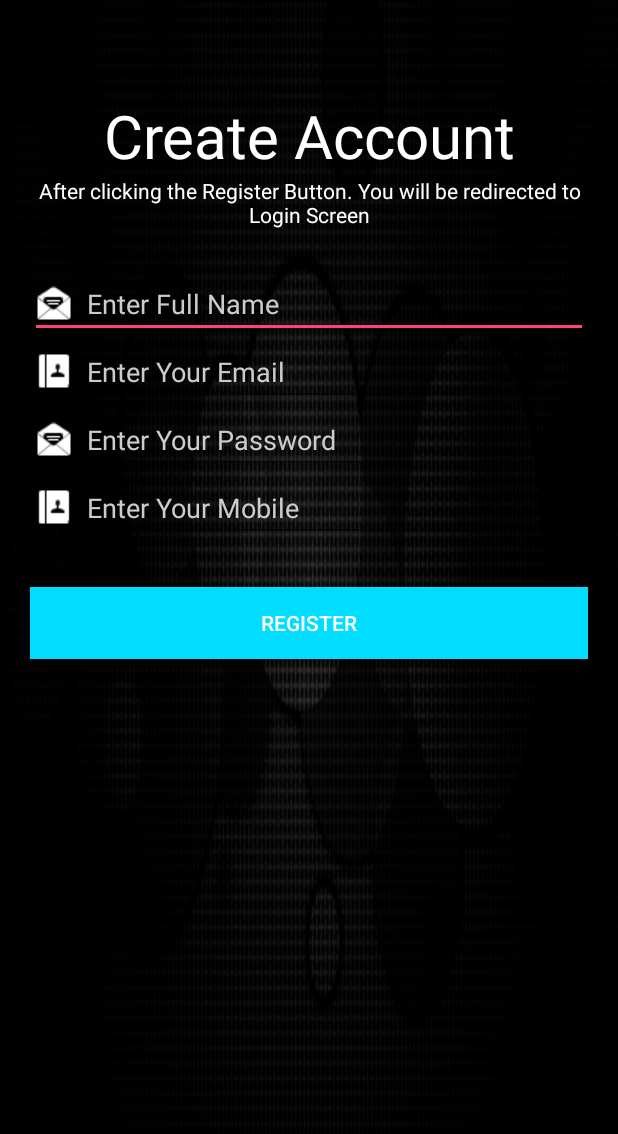
After one commit to interamaster/firebasemio, an Android app: the RegisterAccountPadre screen opened directly, with no data from a screen before it, on a phone screen of 412 x 824 dp. The commit adds this screen. Shown: the top 1134 px of the screen. Run offline under Robolectric (Android 15) with nearby library versions, the phone set to English and light mode, and no system bars; libraries missing offline, so code that uses them is left out: top.wefor.circularanim.

Commit message:
v035 añadido crearPAdreAccount sin verificaraun nada...pero ya sale

```diff
--- a/app/build.gradle
+++ b/app/build.gradle
@@ -30,11 +30,15 @@ dependencies {
     compile 'com.google.firebase:firebase-auth:9.6.1'
     compile 'com.google.firebase:firebase-database:9.6.1'
 
-    // replace {x.y.z} with the latest version.//para la animacion
+    //para la animacion
 
 
     compile 'com.github.XunMengWinter:CircularAnim:0.3.4'
     compile 'com.crystal:crystalpreloaders:1.0.0'
+
+    //para redeondear imagen
+
+    compile 'com.github.siyamed:android-shape-imageview:0.9.+@aar'
 }
 
 // Add to the bottom of the file for firebase
--- a/app/src/main/AndroidManifest.xml
+++ b/app/src/main/AndroidManifest.xml
@@ -40,7 +40,8 @@
 
         <activity android:name=".SettingsActivity" />
         <activity android:name=".NewPadreActivity" />
-        <activity android:name=".LoadinActivity"></activity>
+        <activity android:name=".LoadinActivity" />
+        <activity android:name=".RegisterAccountPadre"></activity>
     </application>
 
 </manifest>
--- a/app/src/main/java/com/mio/jrdv/firebasemio/LoadinActivity.java
+++ b/app/src/main/java/com/mio/jrdv/firebasemio/LoadinActivity.java
@@ -124,7 +124,9 @@ public class LoadinActivity extends AppCompatActivity {
 
                                    //TODO de moemnto a Main
                                   // Intent intent = new Intent(LoadinActivity.this, DashboardActivity.class);
-                                    Intent intent = new Intent(LoadinActivity.this, MainActivity.class);
+                                    //Intent intent = new Intent(LoadinActivity.this, MainActivity.class);
+                                    Intent intent = new Intent(LoadinActivity.this, RegisterAccountPadre.class);
+
 
                                     startActivity(intent);
                                     finish();
--- a/app/src/main/java/com/mio/jrdv/firebasemio/MainActivity.java
+++ b/app/src/main/java/com/mio/jrdv/firebasemio/MainActivity.java
@@ -245,8 +245,11 @@ public class MainActivity extends AppCompatActivity {
                                     try {
                                         imageBitmap = decodeFromFirebaseBase64(miPadrees.getFotoencoded64());
 
-                                        // MiFoto.setImageBitmap(imageBitmap);//no mejor redonda:
+                                        MiFoto.setImageBitmap(imageBitmap);//no mejor redonda:
 
+                                        /*
+                                        //TODO lo hago con una libreria:
+                                        https://github.com/siyamed/android-shape-imageview
 
                                         RoundedBitmapDrawable img = RoundedBitmapDrawableFactory.create(getResources(), imageBitmap);
 
@@ -259,6 +262,9 @@ public class MainActivity extends AppCompatActivity {
                                         img.setCornerRadius(Math.min(img.getMinimumWidth(), img.getMinimumHeight())/2.0f);
 
                                         MiFoto.setImageDrawable(img);
+
+                                        */
+
 
                                     } catch (IOException e) {
                                         e.printStackTrace();
--- /dev/null
+++ b/app/src/main/java/com/mio/jrdv/firebasemio/RegisterAccountPadre.java
@@ -0,0 +1,66 @@
+package com.mio.jrdv.firebasemio;
+
+import android.content.DialogInterface;
+import android.support.v7.app.ActionBar;
+import android.support.v7.app.AlertDialog;
+import android.support.v7.app.AppCompatActivity;
+import android.os.Bundle;
+import android.view.View;
+import android.widget.Button;
+import android.widget.EditText;
+
+public class RegisterAccountPadre extends AppCompatActivity {
+
+    @Override
+    protected void onCreate(Bundle savedInstanceState) {
+        super.onCreate(savedInstanceState);
+        setContentView(R.layout.activity_register_account_padre);
+        //To hide AppBar for fullscreen.
+        ActionBar ab = getSupportActionBar();
+        ab.hide();
+
+
+        //Referencing EditText widgets and Button placed inside in xml layout file
+        final EditText _txtfullname = (EditText) findViewById(R.id.txtname_reg);
+        final EditText _txtemail = (EditText) findViewById(R.id.txtemail_reg);
+        final EditText _txtpass = (EditText) findViewById(R.id.txtpass_reg);
+        final EditText _txtmobile = (EditText) findViewById(R.id.txtmobile_reg);
+        Button _btnreg = (Button) findViewById(R.id.btn_reg);
+
+        //Register Button Click Event
+        _btnreg.setOnClickListener(new View.OnClickListener() {
+            @Override
+            public void onClick(View view) {
+
+
+
+                String fullname = _txtfullname.getText().toString();
+                String email = _txtemail.getText().toString();
+                String pass = _txtpass.getText().toString();
+                String mobile = _txtmobile.getText().toString();
+
+
+                //Alert dialog after clicking the Register Account
+                final AlertDialog.Builder builder = new AlertDialog.Builder(RegisterAccountPadre.this);
+                builder.setTitle("Information");
+                builder.setMessage("Your Account is Successfully Created.");
+                builder.setPositiveButton("Okey", new DialogInterface.OnClickListener() {
+                    @Override
+                    public void onClick(DialogInterface dialogInterface, int i) {
+
+                        //Finishing the dialog and removing Activity from stack.
+                        dialogInterface.dismiss();
+                        finish();
+                    }
+                });
+
+                AlertDialog dialog = builder.create();
+                dialog.show();
+
+            }
+        });
+
+    }
+
+
+}
--- a/app/src/main/res/layout/activity_main.xml
+++ b/app/src/main/res/layout/activity_main.xml
@@ -1,6 +1,7 @@
 <?xml version="1.0" encoding="utf-8"?>
 <RelativeLayout xmlns:android="http://schemas.android.com/apk/res/android"
     xmlns:tools="http://schemas.android.com/tools"
+    xmlns:app="http://schemas.android.com/apk/res-auto"
     android:id="@+id/activity_main"
     android:layout_width="match_parent"
     android:layout_height="match_parent"
@@ -45,14 +46,17 @@
         android:text="HACER FOTO"
         android:layout_below="@+id/verhijos"
         />
-    <ImageView
+    <com.github.siyamed.shapeimageview.CircularImageView
         android:layout_width="100dp"
         android:layout_height="100dp"
         android:id="@+id/fotoIamgeview"
         android:layout_below="@+id/hacerfoto"
-
+        app:siBorderWidth="6dp"
+        app:siBorderColor="@android:color/darker_gray"
         android:scaleType="fitXY"
         />
 
 
+
+
 </RelativeLayout>
--- /dev/null
+++ b/app/src/main/res/layout/activity_register_account_padre.xml
@@ -0,0 +1,123 @@
+<RelativeLayout xmlns:android="http://schemas.android.com/apk/res/android"
+    xmlns:tools="http://schemas.android.com/tools"
+    android:layout_width="match_parent"
+    android:layout_height="match_parent"
+    tools:context="com.mio.jrdv.firebasemio.RegisterAccountPadre"
+    android:background="@drawable/fondo3">
+
+    <View
+        android:id="@+id/title"
+        android:layout_width="match_parent"
+        android:layout_height="wrap_content"
+        android:background="#000000"
+        android:alpha="0.6"
+        android:layout_alignParentTop="true" />
+
+    <EditText
+        android:layout_width="match_parent"
+        android:layout_height="wrap_content"
+        android:id="@+id/txtname_reg"
+        android:hint="Enter Full Name"
+        android:singleLine="true"
+        android:textColor="#ffffff"
+        android:drawablePadding="10dp"
+        android:textColorHint="#cccccc"
+        android:drawableLeft="@drawable/email_icon"
+        android:layout_marginLeft="20dp"
+        android:layout_marginRight="20dp"
+        android:layout_alignParentTop="true"
+        android:layout_marginTop="180dp" />
+    <EditText
+        android:layout_width="wrap_content"
+        android:layout_height="wrap_content"
+        android:inputType="textEmailAddress"
+        android:ems="10"
+        android:singleLine="true"
+        android:textColor="#ffffff"
+        android:textColorHint="#cccccc"
+        android:id="@+id/txtemail_reg"
+        android:hint="Enter Your Email"
+        android:drawablePadding="10dp"
+        android:drawableLeft="@drawable/name_icon"
+        android:layout_below="@+id/txtname_reg"
+        android:layout_alignLeft="@+id/txtname_reg"
+        android:layout_alignStart="@+id/txtname_reg"
+        android:layout_alignRight="@+id/txtname_reg"
+        android:layout_alignEnd="@+id/txtname_reg" />
+
+    <EditText
+        android:layout_width="wrap_content"
+        android:layout_height="wrap_content"
+        android:inputType="textPassword"
+        android:ems="10"
+        android:id="@+id/txtpass_reg"
+        android:hint="Enter Your Password"
+        android:singleLine="true"
+        android:textColor="#ffffff"
+        android:textColorHint="#cccccc"
+        android:drawablePadding="10dp"
+        android:drawableLeft="@drawable/email_icon"
+        android:layout_below="@+id/txtemail_reg"
+        android:layout_alignLeft="@+id/txtemail_reg"
+        android:layout_alignStart="@+id/txtemail_reg"
+        android:layout_alignRight="@+id/txtemail_reg"
+        android:layout_alignEnd="@+id/txtemail_reg" />
+
+    <EditText
+        android:layout_width="wrap_content"
+        android:layout_height="wrap_content"
+        android:id="@+id/txtmobile_reg"
+        android:hint="Enter Your Mobile"
+        android:singleLine="true"
+        android:textColor="#ffffff"
+        android:textColorHint="#cccccc"
+        android:drawablePadding="10dp"
+        android:drawableLeft="@drawable/name_icon"
+        android:layout_below="@+id/txtpass_reg"
+        android:layout_alignLeft="@+id/txtpass_reg"
+        android:layout_alignStart="@+id/txtpass_reg"
+        android:layout_alignRight="@+id/txtpass_reg"
+        android:layout_alignEnd="@+id/txtpass_reg" />
+
+    <Button
+        android:layout_width="match_parent"
+        android:layout_height="wrap_content"
+        android:text="Register"
+        android:id="@+id/btn_reg"
+        android:textColor="#ffffff"
+        android:background="@android:color/holo_blue_bright"
+        android:layout_below="@+id/txtmobile_reg"
+        android:layout_alignLeft="@+id/txtmobile_reg"
+        android:layout_alignStart="@+id/txtmobile_reg"
+        android:layout_marginTop="30dp"
+        android:layout_alignRight="@+id/txtmobile_reg"
+        android:layout_alignEnd="@+id/txtmobile_reg" />
+
+    <TextView
+        android:layout_width="match_parent"
+        android:layout_height="wrap_content"
+        android:textAppearance="?android:attr/textAppearanceLarge"
+        android:text="Create Account"
+        android:textColor="#ffffff"
+        android:textSize="40sp"
+        android:id="@+id/txt_success_name"
+        android:gravity="center_horizontal"
+        android:layout_marginTop="63dp"
+        android:layout_alignParentTop="true"
+        android:layout_alignParentRight="true"
+        android:layout_alignParentEnd="true" />
+
+    <TextView
+        android:layout_width="match_parent"
+        android:layout_height="wrap_content"
+        android:textAppearance="?android:attr/textAppearanceSmall"
+        android:text="After clicking the Register Button. You will be redirected to Login Screen"
+        android:id="@+id/textView6"
+        android:textColor="#ffffff"
+        android:gravity="center_horizontal"
+        android:layout_below="@+id/txt_success_name"
+        android:layout_alignRight="@+id/txtname_reg"
+        android:layout_alignEnd="@+id/txtname_reg"
+        android:layout_alignLeft="@+id/txtname_reg"
+        android:layout_alignStart="@+id/txtname_reg" />
+</RelativeLayout>
```
Also changed, not shown: app/src/main/res/drawable/email_icon.png (added), app/src/main/res/drawable/fondo2.jpg (added), app/src/main/res/drawable/fondo3.jpg (added), app/src/main/res/drawable/name_icon.png (added).
